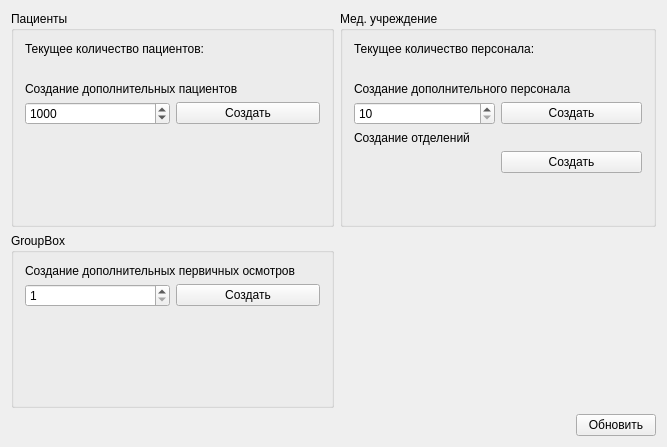
Before: the Qt Designer form src/dummy_db/maindummydatabasewidget.ui in megakoko/m-system, drawn with Qt 5.
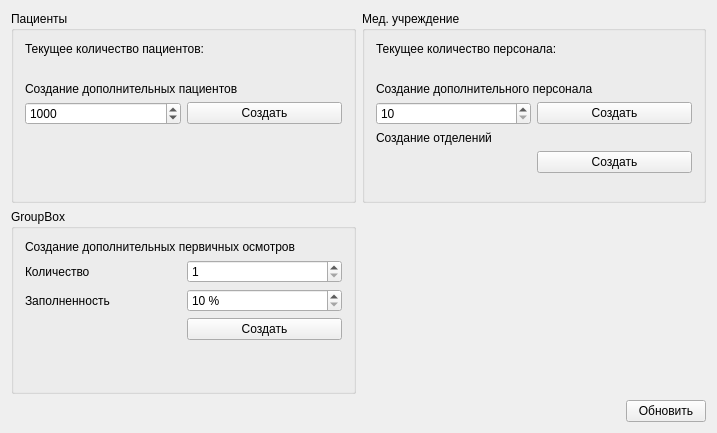
After: the same form once the commit is applied.

Patch:
```diff
--- a/src/dummy_db/maindummydatabasewidget.ui
+++ b/src/dummy_db/maindummydatabasewidget.ui
@@ -6,8 +6,8 @@
    <rect>
     <x>0</x>
     <y>0</y>
-    <width>667</width>
-    <height>447</height>
+    <width>717</width>
+    <height>433</height>
    </rect>
   </property>
   <property name="windowTitle">
@@ -108,7 +108,7 @@
          <number>10</number>
         </property>
         <property name="maximum">
-         <number>25</number>
+         <number>100</number>
         </property>
        </widget>
       </item>
@@ -206,7 +206,51 @@
         </property>
        </widget>
       </item>
-      <item row="2" column="0" colspan="2">
+      <item row="2" column="0">
+       <widget class="QLabel" name="label_7">
+        <property name="text">
+         <string>Количество</string>
+        </property>
+       </widget>
+      </item>
+      <item row="2" column="1">
+       <widget class="QSpinBox" name="m_createExaminationsCount">
+        <property name="minimum">
+         <number>1</number>
+        </property>
+        <property name="maximum">
+         <number>10</number>
+        </property>
+       </widget>
+      </item>
+      <item row="3" column="0">
+       <widget class="QLabel" name="label_8">
+        <property name="text">
+         <string>Заполненность</string>
+        </property>
+       </widget>
+      </item>
+      <item row="3" column="1">
+       <widget class="QSpinBox" name="m_createExaminationsPercentage">
+        <property name="suffix">
+         <string> %</string>
+        </property>
+        <property name="minimum">
+         <number>10</number>
+        </property>
+        <property name="maximum">
+         <number>100</number>
+        </property>
+       </widget>
+      </item>
+      <item row="4" column="1">
+       <widget class="QPushButton" name="m_createExaminations">
+        <property name="text">
+         <string>Создать</string>
+        </property>
+       </widget>
+      </item>
+      <item row="5" column="0" colspan="2">
        <spacer name="verticalSpacer_3">
         <property name="orientation">
          <enum>Qt::Vertical</enum>
@@ -219,23 +263,6 @@
         </property>
        </spacer>
       </item>
-      <item row="1" column="1">
-       <widget class="QPushButton" name="m_createExaminations">
-        <property name="text">
-         <string>Создать</string>
-        </property>
-       </widget>
-      </item>
-      <item row="1" column="0">
-       <widget class="QSpinBox" name="m_createExaminationsCount">
-        <property name="minimum">
-         <number>1</number>
-        </property>
-        <property name="maximum">
-         <number>10</number>
-        </property>
-       </widget>
-      </item>
      </layout>
     </widget>
    </item>
```
Left out of the diff: 94 changed lines with no effect on the pictures.
